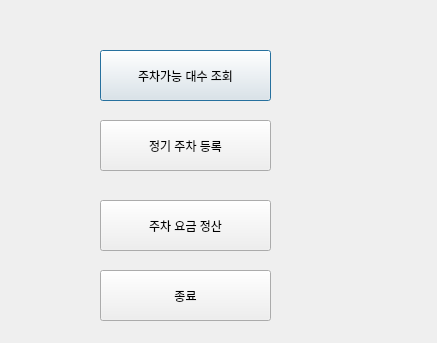
Qt form mainpage.ui (mssung34/ALPR) before a commit.
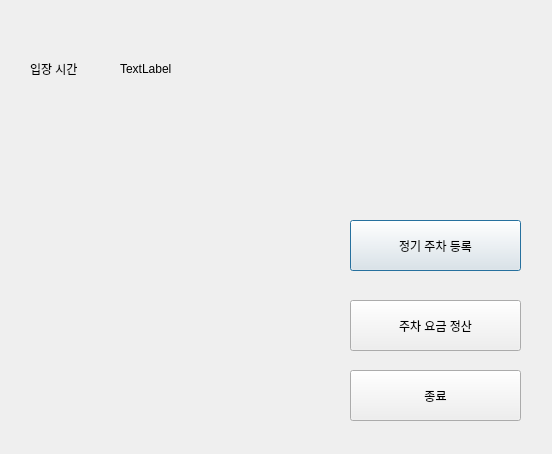
The same form after that commit.

```diff
--- a/mainpage.ui
+++ b/mainpage.ui
@@ -6,31 +6,18 @@
    <rect>
     <x>0</x>
     <y>0</y>
-    <width>437</width>
-    <height>343</height>
+    <width>552</width>
+    <height>454</height>
    </rect>
   </property>
   <property name="windowTitle">
    <string>Dialog</string>
   </property>
-  <widget class="QPushButton" name="inquiry_btn">
-   <property name="geometry">
-    <rect>
-     <x>100</x>
-     <y>50</y>
-     <width>171</width>
-     <height>51</height>
-    </rect>
-   </property>
-   <property name="text">
-    <string>주차가능 대수 조회</string>
-   </property>
-  </widget>
   <widget class="QPushButton" name="regist_btn">
    <property name="geometry">
     <rect>
-     <x>100</x>
-     <y>120</y>
+     <x>350</x>
+     <y>220</y>
      <width>171</width>
      <height>51</height>
     </rect>
@@ -42,8 +29,8 @@
   <widget class="QPushButton" name="calcul_btn">
    <property name="geometry">
     <rect>
-     <x>100</x>
-     <y>200</y>
+     <x>350</x>
+     <y>300</y>
      <width>171</width>
      <height>51</height>
     </rect>
@@ -55,8 +42,8 @@
   <widget class="QPushButton" name="end_btn">
    <property name="geometry">
     <rect>
-     <x>100</x>
-     <y>270</y>
+     <x>350</x>
+     <y>370</y>
      <width>171</width>
      <height>51</height>
     </rect>
@@ -65,6 +52,32 @@
     <string>종료</string>
    </property>
   </widget>
+  <widget class="QLabel" name="time_label">
+   <property name="geometry">
+    <rect>
+     <x>30</x>
+     <y>60</y>
+     <width>67</width>
+     <height>17</height>
+    </rect>
+   </property>
+   <property name="text">
+    <string>입장 시간</string>
+   </property>
+  </widget>
+  <widget class="QLabel" name="start_time">
+   <property name="geometry">
+    <rect>
+     <x>120</x>
+     <y>60</y>
+     <width>101</width>
+     <height>17</height>
+    </rect>
+   </property>
+   <property name="text">
+    <string>TextLabel</string>
+   </property>
+  </widget>
  </widget>
  <resources/>
  <connections/>
```
